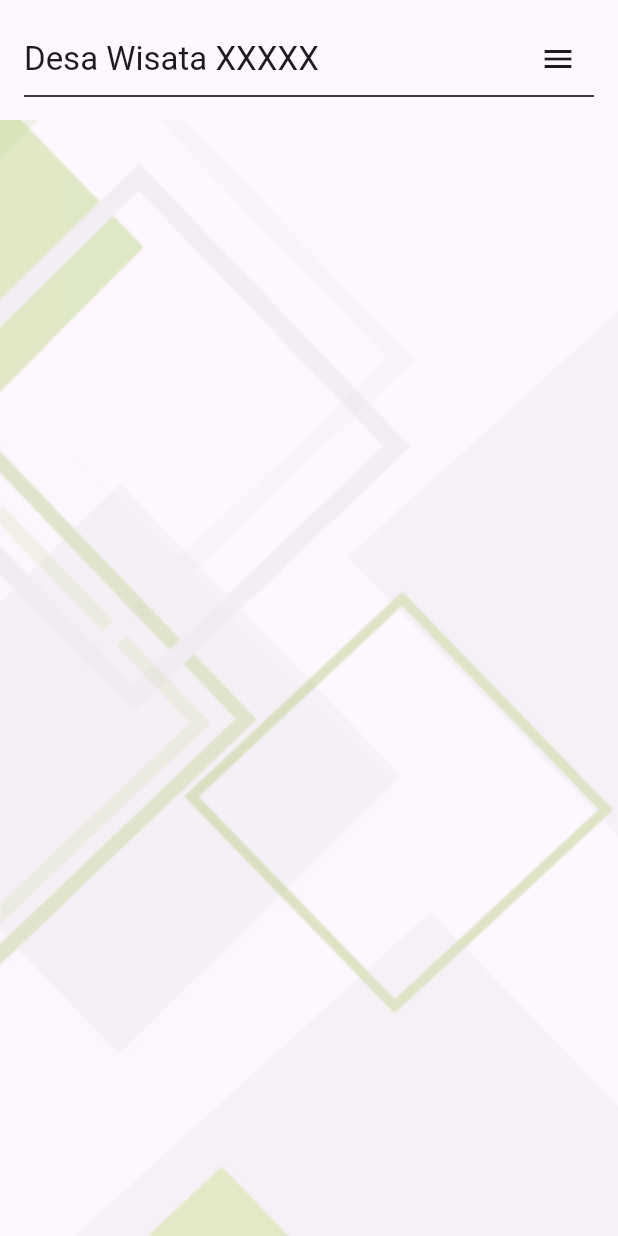
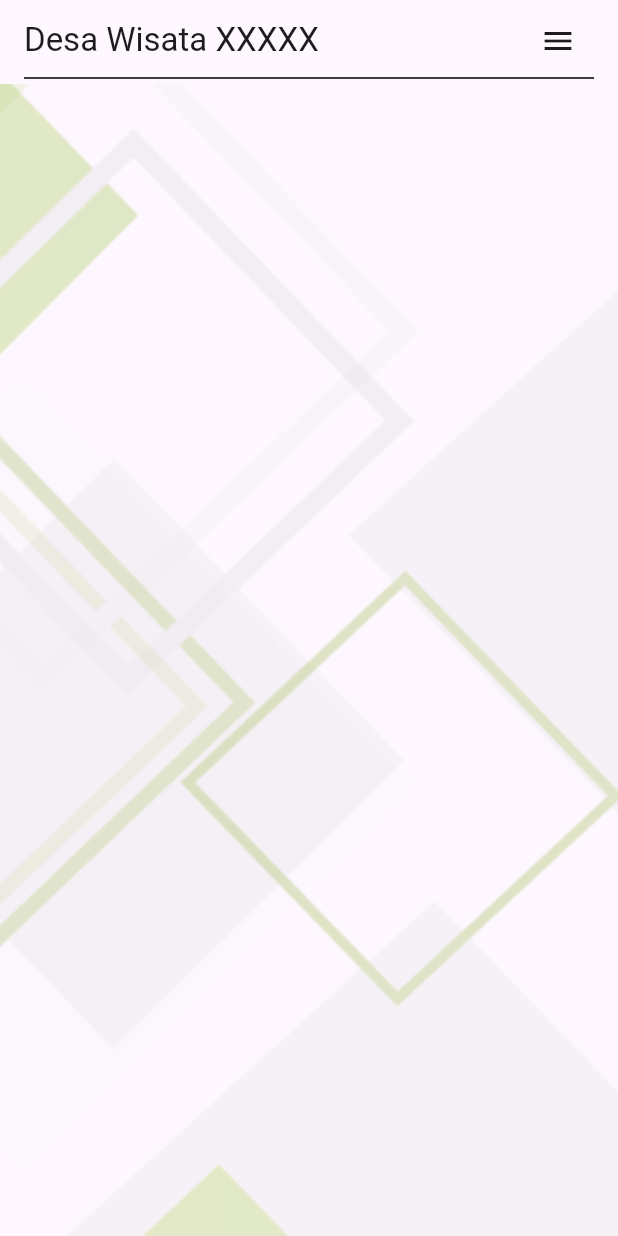
Before and after one commit to AlninoDP/wisata_desa, a Flutter app: the screen it shows after launch, on a phone screen of 412 x 824 dp. Run offline on Flutter 3.47's test engine with Material 3 defaults, Android fonts, the phone set to English and light mode, and no system bars.

Commit message:
added custom appbar

```diff
--- /dev/null
+++ b/lib/components/app_appbar.dart
@@ -0,0 +1,35 @@
+import 'package:flutter/material.dart';
+
+class AppAppBar extends StatelessWidget implements PreferredSizeWidget {
+  const AppAppBar({super.key});
+
+  @override
+  Widget build(BuildContext context) {
+    return AppBar(
+      automaticallyImplyLeading: false,
+      actions: const [SizedBox()], // to remove end drawer button
+      title: Column(
+        children: [
+          Row(
+            mainAxisAlignment: MainAxisAlignment.spaceBetween,
+            children: [
+              const Text('Desa Wisata XXXXX'),
+              Builder(
+                  builder: (context) => IconButton(
+                      onPressed: () => Scaffold.of(context).openEndDrawer(),
+                      icon: const Icon(Icons.menu)))
+            ],
+          ),
+          const Divider(
+            color: Colors.black,
+            height: 2,
+          ),
+        ],
+      ),
+      backgroundColor: Colors.transparent,
+    );
+  }
+
+  @override
+  Size get preferredSize => const Size.fromHeight(kToolbarHeight);
+}
--- a/lib/views/home/home_page.dart
+++ b/lib/views/home/home_page.dart
@@ -1,4 +1,5 @@
 import 'package:flutter/material.dart';
+import 'package:wisata_desa/components/app_appbar.dart';
 import 'package:wisata_desa/components/app_background.dart';
 
 class HomePage extends StatelessWidget {
@@ -8,27 +9,26 @@ class HomePage extends StatelessWidget {
   Widget build(BuildContext context) {
     return SafeArea(
       child: Scaffold(
-        appBar: AppBar(
-          title: Column(
+        appBar: const AppAppBar(),
+        endDrawer: Drawer(
+          child: ListView(
+            padding: EdgeInsets.zero,
             children: [
-              Row(
-                mainAxisAlignment: MainAxisAlignment.spaceBetween,
-                children: [
-                  const Text('Desa Wisata XXXXX'),
-                  IconButton(
-                    onPressed: () {},
-                    icon: const Icon(Icons.menu),
-                  ),
-                ],
+              DrawerHeader(child: Text('Header')),
+              ListTile(
+                title: Text('Test 1'),
+                onTap: () {},
               ),
-              const Divider(
-                color: Colors.black,
-                height: 1,
-              )
+              ListTile(
+                title: Text('Test 2'),
+                onTap: () {},
+              ),
+              ListTile(
+                title: Text('Test 3'),
+                onTap: () {},
+              ),
             ],
           ),
-          backgroundColor: Colors.transparent,
-          toolbarHeight: 80,
         ),
         body: const AppBackground(child: SizedBox()),
       ),
```
Also changed, not shown: pubspec.lock, 1 other file.
